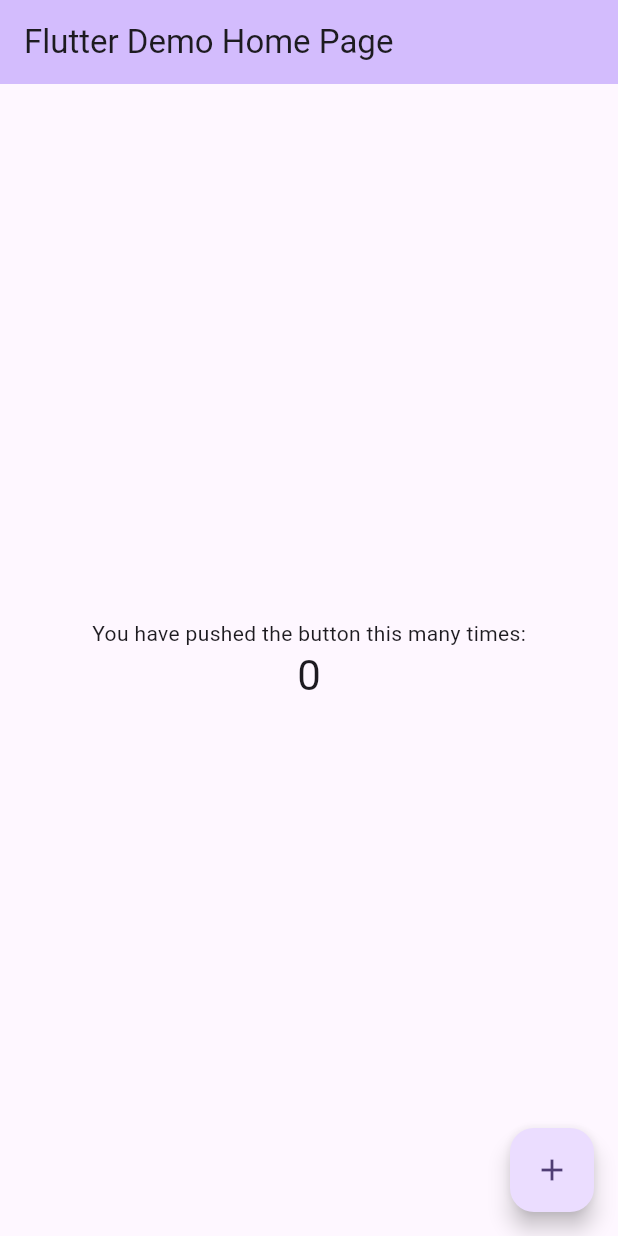
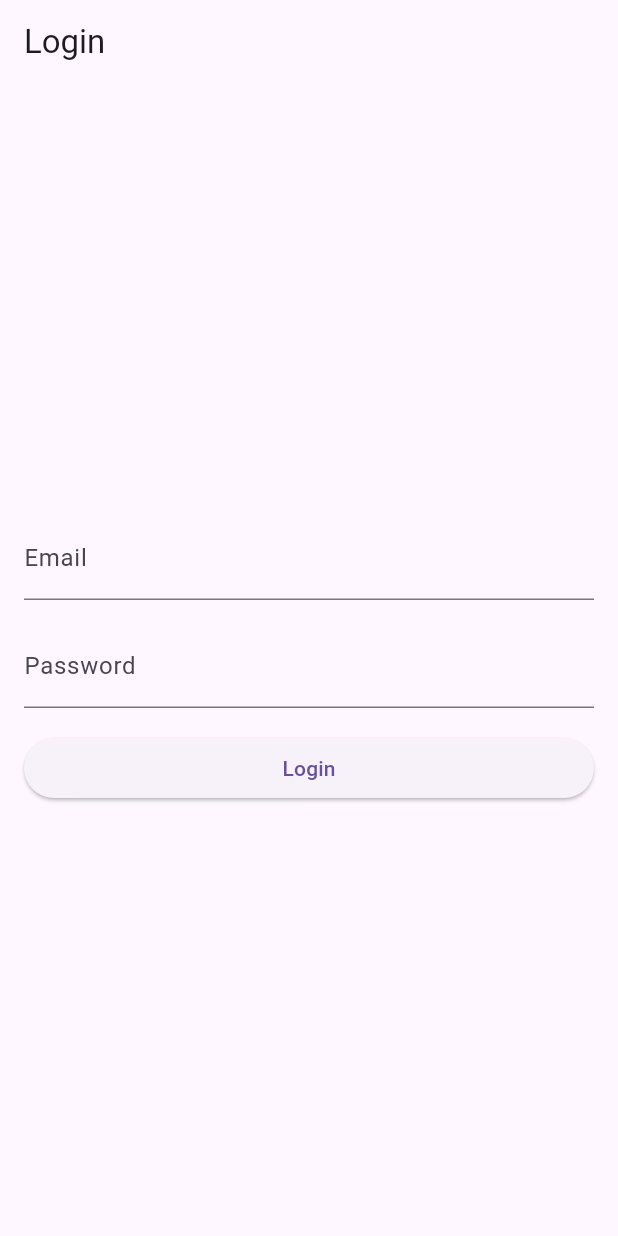
Before and after one commit to Kacueto/proyectomovil, a Flutter app: the screen it shows after launch, on a phone screen of 412 x 824 dp. Run offline on Flutter 3.47's test engine with Material 3 defaults, Android fonts, the phone set to English and light mode, and no system bars; our stand-ins replace get.

Commit message:
creo login

```diff
--- /dev/null
+++ b/lib/Ux/loginscreen.dart
@@ -0,0 +1,47 @@
+import 'package:flutter/material.dart';
+
+class LoginScreen extends StatelessWidget {
+  const LoginScreen({Key? key, required this.email, required this.password})
+      : super(key: key);
+
+  final String email;
+  final String password;
+
+  @override
+  Widget build(BuildContext context) {
+    return Scaffold(
+      appBar: AppBar(
+        title: Text('Login'),
+      ),
+      body: Padding(
+        padding: EdgeInsets.all(16.0),
+        child: Column(
+          crossAxisAlignment: CrossAxisAlignment.stretch,
+          mainAxisAlignment: MainAxisAlignment.center,
+          children: [
+            TextField(
+              decoration: InputDecoration(
+                labelText: 'Email',
+              ),
+              keyboardType: TextInputType.emailAddress,
+            ),
+            SizedBox(height: 16.0),
+            TextField(
+              decoration: InputDecoration(
+                labelText: 'Password',
+              ),
+              obscureText: true,
+            ),
+            SizedBox(height: 16.0),
+            ElevatedButton(
+              onPressed: () {
+                // Aquí puedes agregar la lógica para el inicio de sesión
+              },
+              child: Text('Login'),
+            ),
+          ],
+        ),
+      ),
+    );
+  }
+}
--- a/lib/main.dart
+++ b/lib/main.dart
@@ -1,125 +1,27 @@
 import 'package:flutter/material.dart';
+import 'package:get/get.dart';
+import 'package:proyectomoil/Ux/loginscreen.dart';
 
 void main() {
   runApp(const MyApp());
 }
 
 class MyApp extends StatelessWidget {
-  const MyApp({super.key});
+  const MyApp({Key? key}) : super(key: key);
 
   // This widget is the root of your application.
   @override
   Widget build(BuildContext context) {
-    return MaterialApp(
-      title: 'Flutter Demo',
-      theme: ThemeData(
-        // This is the theme of your application.
-        //
-        // TRY THIS: Try running your application with "flutter run". You'll see
-        // the application has a purple toolbar. Then, without quitting the app,
-        // try changing the seedColor in the colorScheme below to Colors.green
-        // and then invoke "hot reload" (save your changes or press the "hot
-        // reload" button in a Flutter-supported IDE, or press "r" if you used
-        // the command line to start the app).
-        //
-        // Notice that the counter didn't reset back to zero; the application
-        // state is not lost during the reload. To reset the state, use hot
-        // restart instead.
-        //
-        // This works for code too, not just values: Most code changes can be
-        // tested with just a hot reload.
-        colorScheme: ColorScheme.fromSeed(seedColor: Colors.deepPurple),
-        useMaterial3: true,
-      ),
-      home: const MyHomePage(title: 'Flutter Demo Home Page'),
-    );
+    return GetMaterialApp(
+        title: 'TextFields & Forms',
+        debugShowCheckedModeBanner: false,
+        theme: ThemeData(
+          primarySwatch: Colors.blue,
+        ),
+        home: const LoginScreen(
+          key: Key('LoginScreen'),
+          email: "blank",
+          password: "blank",
+        ));
   }
 }
-
-class MyHomePage extends StatefulWidget {
-  const MyHomePage({super.key, required this.title});
-
-  // This widget is the home page of your application. It is stateful, meaning
-  // that it has a State object (defined below) that contains fields that affect
-  // how it looks.
-
-  // This class is the configuration for the state. It holds the values (in this
-  // case the title) provided by the parent (in this case the App widget) and
-  // used by the build method of the State. Fields in a Widget subclass are
-  // always marked "final".
-
-  final String title;
-
-  @override
-  State<MyHomePage> createState() => _MyHomePageState();
-}
-
-class _MyHomePageState extends State<MyHomePage> {
-  int _counter = 0;
-
-  void _incrementCounter() {
-    setState(() {
-      // This call to setState tells the Flutter framework that something has
-      // changed in this State, which causes it to rerun the build method below
-      // so that the display can reflect the updated values. If we changed
-      // _counter without calling setState(), then the build method would not be
-      // called again, and so nothing would appear to happen.
-      _counter++;
-    });
-  }
-
-  @override
-  Widget build(BuildContext context) {
-    // This method is rerun every time setState is called, for instance as done
-    // by the _incrementCounter method above.
-    //
-    // The Flutter framework has been optimized to make rerunning build methods
-    // fast, so that you can just rebuild anything that needs updating rather
-    // than having to individually change instances of widgets.
-    return Scaffold(
-      appBar: AppBar(
-        // TRY THIS: Try changing the color here to a specific color (to
-        // Colors.amber, perhaps?) and trigger a hot reload to see the AppBar
-        // change color while the other colors stay the same.
-        backgroundColor: Theme.of(context).colorScheme.inversePrimary,
-        // Here we take the value from the MyHomePage object that was created by
-        // the App.build method, and use it to set our appbar title.
-        title: Text(widget.title),
-      ),
-      body: Center(
-        // Center is a layout widget. It takes a single child and positions it
-        // in the middle of the parent.
-        child: Column(
-          // Column is also a layout widget. It takes a list of children and
-          // arranges them vertically. By default, it sizes itself to fit its
-          // children horizontally, and tries to be as tall as its parent.
-          //
-          // Column has various properties to control how it sizes itself and
-          // how it positions its children. Here we use mainAxisAlignment to
-          // center the children vertically; the main axis here is the vertical
-          // axis because Columns are vertical (the cross axis would be
-          // horizontal).
-          //
-          // TRY THIS: Invoke "debug painting" (choose the "Toggle Debug Paint"
-          // action in the IDE, or press "p" in the console), to see the
-          // wireframe for each widget.
-          mainAxisAlignment: MainAxisAlignment.center,
-          children: <Widget>[
-            const Text(
-              'You have pushed the button this many times:',
-            ),
-            Text(
-              '$_counter',
-              style: Theme.of(context).textTheme.headlineMedium,
-            ),
-          ],
-        ),
-      ),
-      floatingActionButton: FloatingActionButton(
-        onPressed: _incrementCounter,
-        tooltip: 'Increment',
-        child: const Icon(Icons.add),
-      ), // This trailing comma makes auto-formatting nicer for build methods.
-    );
-  }
-}
--- a/pubspec.yaml
+++ b/pubspec.yaml
@@ -35,6 +35,7 @@ dependencies:
   # The following adds the Cupertino Icons font to your application.
   # Use with the CupertinoIcons class for iOS style icons.
   cupertino_icons: ^1.0.2
+  get: ^4.6.5
 
 dev_dependencies:
   flutter_test:
```
Also changed, not shown: pubspec.lock.
